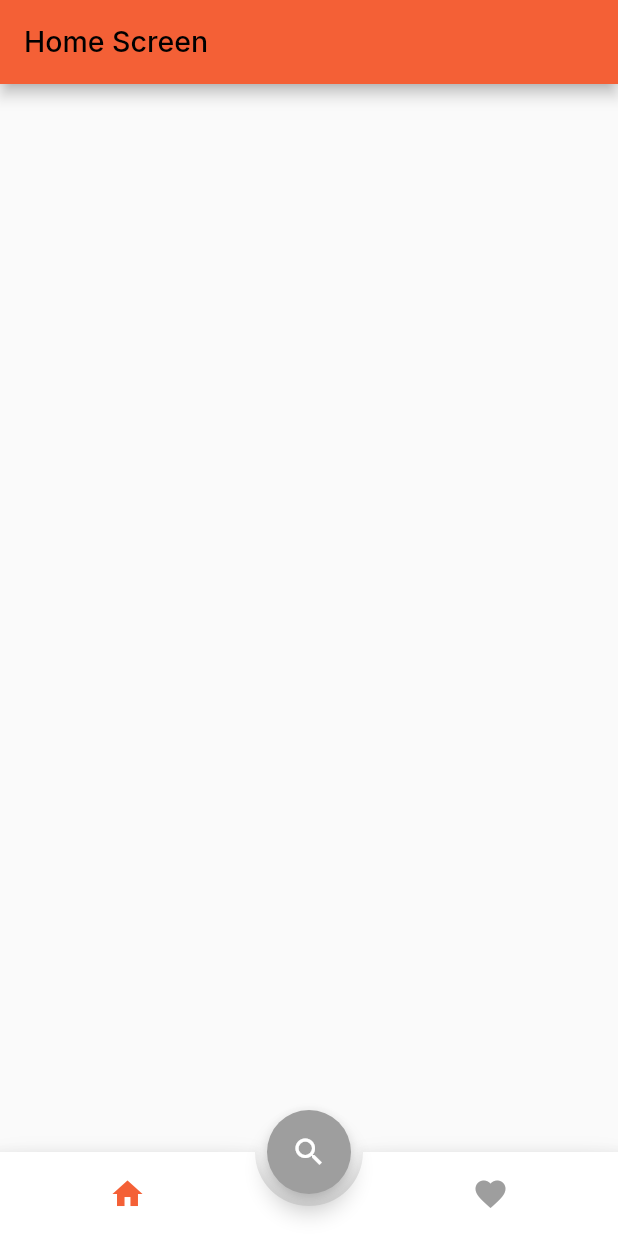
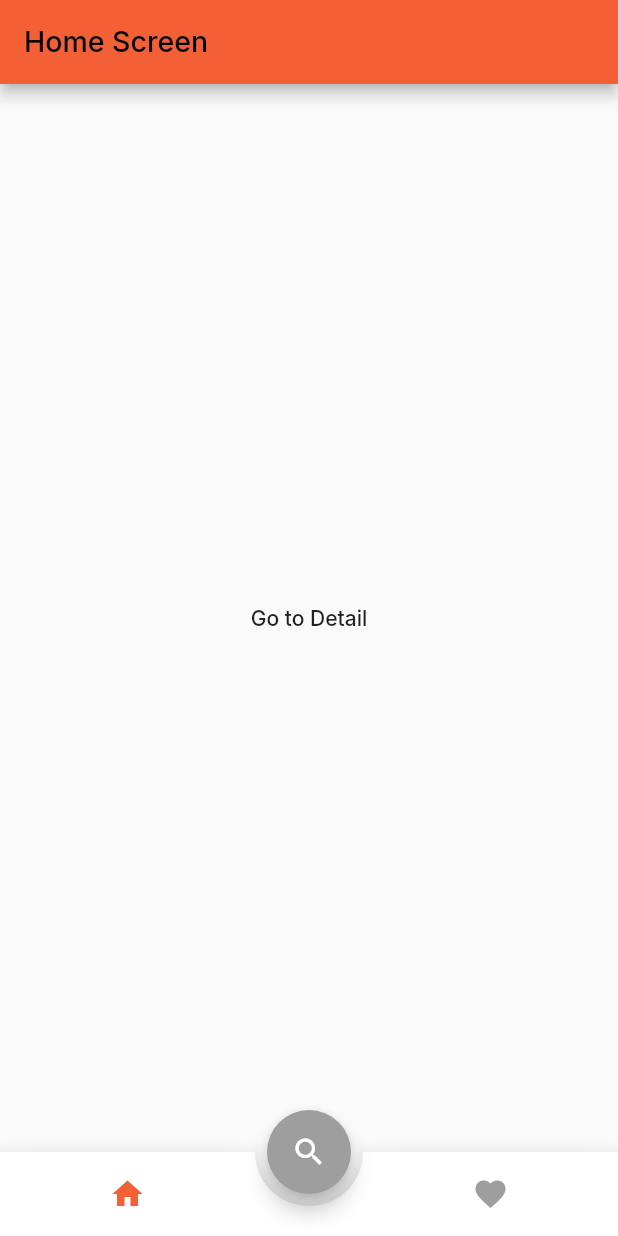
Before and after one commit to irfanzidniofficial/flutter_test_app, a Flutter app: the screen it shows after launch, on a phone screen of 412 x 824 dp. Run offline on Flutter 3.47's test engine with Material 2 defaults, Android fonts, the phone set to English and light mode, and no system bars; drawn by our look-alikes of animated_bottom_navigation_bar; our stand-ins replace bloc, flutter_bloc, google_fonts.

```diff
--- /dev/null
+++ b/lib/bloc/cubit/bottom_nav_cubit.dart
@@ -0,0 +1,9 @@
+import 'package:bloc/bloc.dart';
+
+class BottomNavCubit extends Cubit<int> {
+  BottomNavCubit() : super(0);
+
+  void changePage(int index) {
+    emit(index);
+  }
+}
--- a/lib/main.dart
+++ b/lib/main.dart
@@ -1,8 +1,14 @@
 import 'package:flutter/material.dart';
+import 'package:flutter_bloc/flutter_bloc.dart';
+import 'package:flutter_test_app/bloc/cubit/bottom_nav_cubit.dart';
+import 'package:flutter_test_app/presentation/detail_screen.dart';
 import 'package:flutter_test_app/presentation/main_screen.dart';
 import 'package:flutter_test_app/shared/styles.dart';
 
+import 'bloc/bloc_observer.dart';
+
 void main() {
+  Bloc.observer = MyBlocObserver();
   runApp(const MyApp());
 }
 
@@ -11,7 +17,13 @@ class MyApp extends StatelessWidget {
 
   @override
   Widget build(BuildContext context) {
-    return MaterialApp(
+    return MultiBlocProvider(
+      providers: [
+        BlocProvider(
+          create: (_) => BottomNavCubit(),
+        )
+      ],
+      child: MaterialApp(
         title: 'Comictoon App',
         theme: ThemeData(
           colorScheme: Theme.of(context).colorScheme.copyWith(
@@ -23,6 +35,22 @@ class MyApp extends StatelessWidget {
           textTheme: myTextTheme,
         ),
         home: const MainScreen(),
+        onGenerateRoute: (RouteSettings settings) {
+          final arguments = settings.arguments;
+
+          switch (settings.name) {
+            case '/':
+              return MaterialPageRoute(
+                builder: (_) => const MainScreen(),
+              );
+            case '/detail':
+              return MaterialPageRoute(builder: (_) => const DetailScreen());
+
+            default:
+          }
+          return null;
+        },
+      ),
     );
   }
 }
--- a/lib/presentation/home_screen.dart
+++ b/lib/presentation/home_screen.dart
@@ -11,6 +11,14 @@ class HomeScreen extends StatelessWidget {
           'Home Screen',
         ),
       ),
+      body: Center(
+        child: MaterialButton(
+          child: const Text('Go to Detail'),
+          onPressed: () {
+            Navigator.of(context).pushNamed('/detail');
+          },
+        ),
+      ),
     );
   }
 }
--- a/lib/presentation/main_screen.dart
+++ b/lib/presentation/main_screen.dart
@@ -1,7 +1,10 @@
 import 'package:animated_bottom_navigation_bar/animated_bottom_navigation_bar.dart';
 import 'package:flutter/material.dart';
+import 'package:flutter_bloc/flutter_bloc.dart';
+import 'package:flutter_test_app/bloc/cubit/bottom_nav_cubit.dart';
 import 'package:flutter_test_app/presentation/favorite_screen.dart';
 import 'package:flutter_test_app/presentation/home_screen.dart';
+import 'package:flutter_test_app/presentation/search_screen.dart';
 import 'package:flutter_test_app/shared/styles.dart';
 
 class MainScreen extends StatefulWidget {
@@ -16,30 +19,45 @@ class _MainScreenState extends State<MainScreen> {
     Icons.home,
     Icons.favorite,
   ];
-  int activeIndex = 0;
 
   @override
   Widget build(BuildContext context) {
     return Scaffold(
-      floatingActionButton: FloatingActionButton(
-        backgroundColor: Colors.grey,
-        onPressed: () {},
+      floatingActionButton: BlocBuilder<BottomNavCubit, int>(
+        builder: (context, state) {
+          return FloatingActionButton(
+            backgroundColor: state == 2 ? primaryColor : Colors.grey,
+            onPressed: () {
+              context.read<BottomNavCubit>().changePage(2);
+            },
             child: const Icon(Icons.search),
+          );
+        },
       ),
-      body: activeIndex == 0 ? const HomeScreen() : const FavoriteScreen(),
+      body: BlocBuilder<BottomNavCubit, int>(builder: (context, state) {
+        if (state == 0) {
+          return const HomeScreen();
+        } else if (state == 1) {
+          return const FavoriteScreen();
+        } else {
+          return const SearchScreen();
+        }
+      }),
       floatingActionButtonLocation: FloatingActionButtonLocation.centerDocked,
-      bottomNavigationBar: AnimatedBottomNavigationBar(
+      bottomNavigationBar: BlocBuilder<BottomNavCubit, int>(
+        builder: (context, state) {
+          return AnimatedBottomNavigationBar(
             gapLocation: GapLocation.center,
             notchSmoothness: NotchSmoothness.softEdge,
             icons: bottomNavIcons,
-        activeIndex: activeIndex,
+            activeIndex: state,
             onTap: (int index) {
-          setState(() {
-            activeIndex = index;
-          });
+              context.read<BottomNavCubit>().changePage(index);
             },
             activeColor: primaryColor,
             inactiveColor: Colors.grey,
+          );
+        },
       ),
     );
   }
```
Also changed, not shown: lib/bloc/bloc_observer.dart (added, +27 -0 lines), lib/presentation/detail_screen.dart (added, +16 -0 lines). Lines whose indentation alone changed are shown as unchanged.
